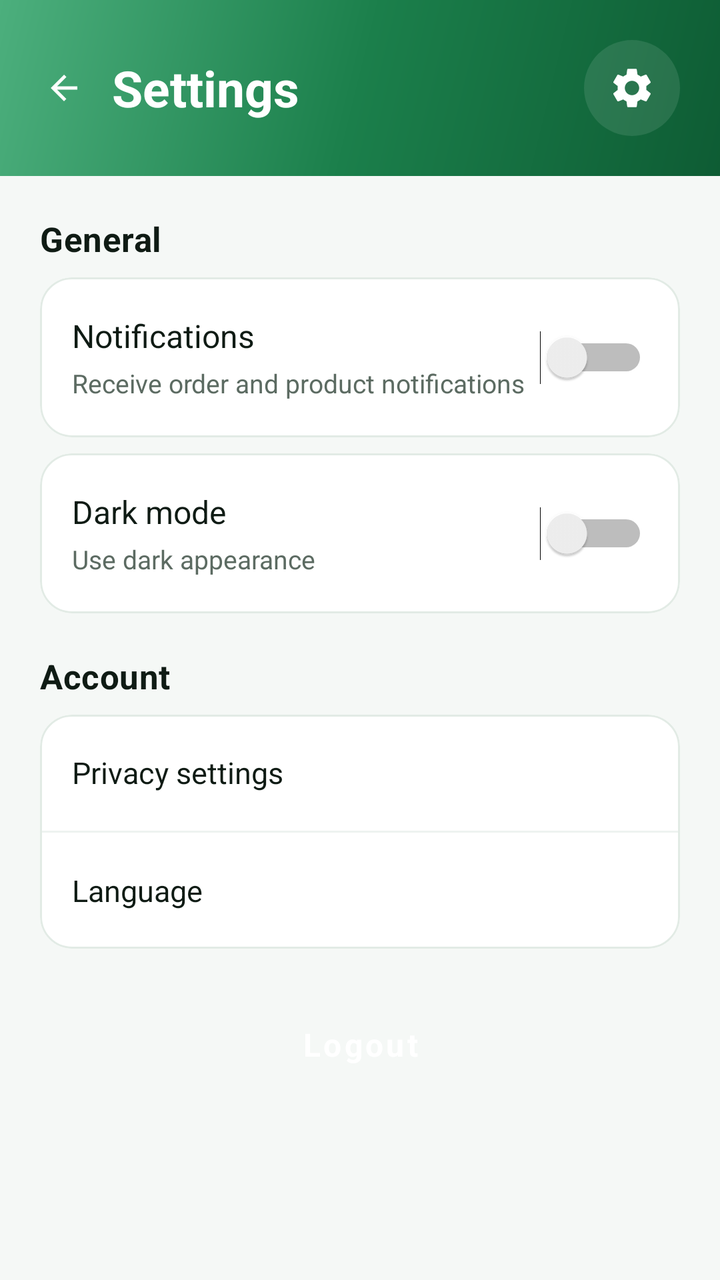
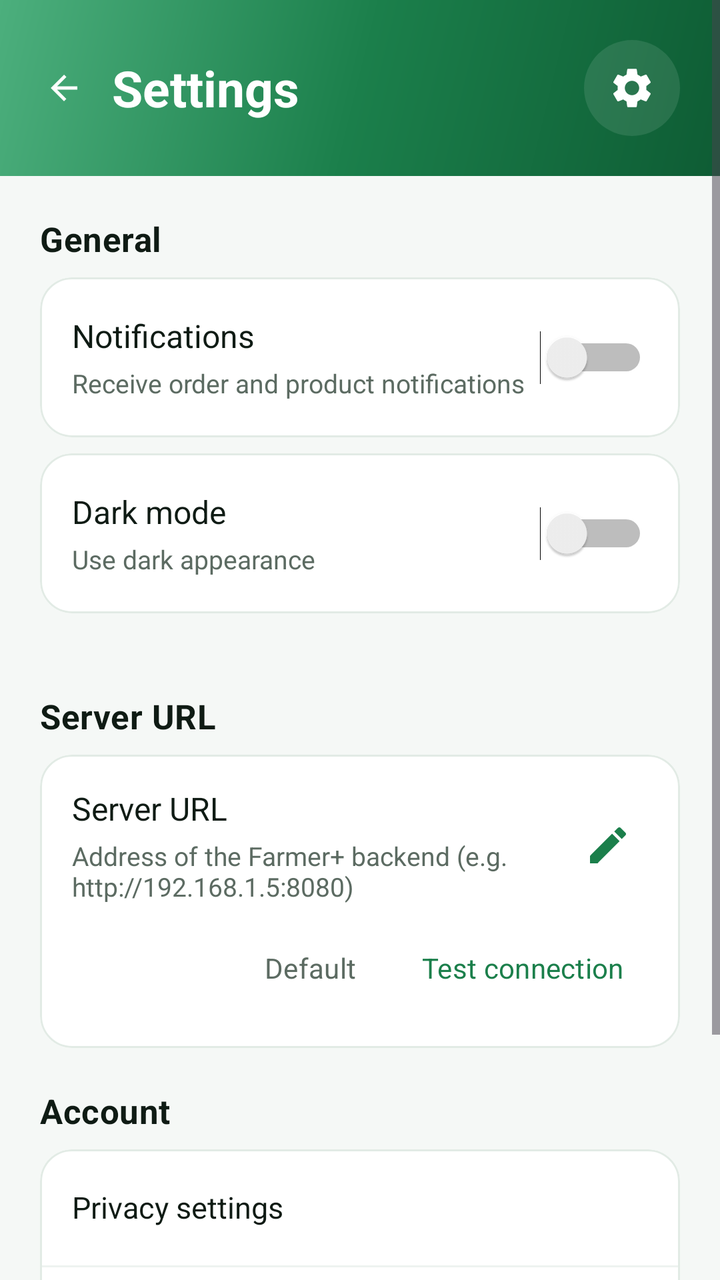

Screens rendered from an Android XML layout before and after an edit, with the pre-edit source and the edit as a unified diff.
<!-- AndroidManifest.xml: application theme Theme.farmer -->
<!-- res/layout/activity_settings.xml -->
<?xml version="1.0" encoding="utf-8"?>
<ScrollView
    xmlns:android="http://schemas.android.com/apk/res/android"
    xmlns:app="http://schemas.android.com/apk/res-auto"
    android:layout_width="match_parent"
    android:layout_height="match_parent"
    android:background="@color/background"
    android:fillViewport="true">

    <LinearLayout
        android:layout_width="match_parent"
        android:layout_height="wrap_content"
        android:orientation="vertical">

        
        <LinearLayout
            android:layout_width="match_parent"
            android:layout_height="wrap_content"
            android:background="@drawable/bg_gradient_hero"
            android:gravity="center_vertical"
            android:orientation="horizontal"
            android:paddingHorizontal="@dimen/screen_padding"
            android:paddingTop="@dimen/space_xl"
            android:paddingBottom="@dimen/space_xl">

            <ImageView
                android:id="@+id/back_button"
                android:layout_width="24dp"
                android:layout_height="24dp"
                android:background="?attr/selectableItemBackgroundBorderless"
                android:contentDescription="@string/navigate_back"
                android:padding="@dimen/space_xxs"
                android:src="@drawable/ic_arrow_back"
                app:tint="@color/white" />

            <TextView
                android:layout_width="0dp"
                android:layout_height="wrap_content"
                android:layout_marginStart="@dimen/space_md"
                android:layout_weight="1"
                android:fontFamily="sans-serif-medium"
                android:text="@string/settings_title"
                android:textColor="@color/white"
                android:textSize="25sp"
                android:textStyle="bold" />

            <FrameLayout
                android:layout_width="48dp"
                android:layout_height="48dp">

                <View
                    android:layout_width="48dp"
                    android:layout_height="48dp"
                    android:background="@drawable/bg_circle_white_glass" />

                <ImageView
                    android:layout_width="24dp"
                    android:layout_height="24dp"
                    android:layout_gravity="center"
                    android:contentDescription="@null"
                    android:src="@drawable/ic_settings"
                    app:tint="@color/white" />
            </FrameLayout>
        </LinearLayout>

        <LinearLayout
            android:layout_width="match_parent"
            android:layout_height="wrap_content"
            android:orientation="vertical"
            android:paddingHorizontal="@dimen/screen_padding"
            android:paddingTop="@dimen/space_xl"
            android:paddingBottom="@dimen/space_2xl">

            
            <TextView
                style="@style/Text.Section"
                android:layout_width="wrap_content"
                android:layout_height="wrap_content"
                android:layout_marginBottom="@dimen/space_sm"
                android:text="@string/settings_general" />

            <com.google.android.material.card.MaterialCardView
                android:layout_width="match_parent"
                android:layout_height="wrap_content"
                android:layout_marginBottom="@dimen/space_sm"
                app:cardBackgroundColor="@color/surface"
                app:cardCornerRadius="@dimen/radius_md"
                app:cardElevation="0dp"
                app:strokeColor="@color/border"
                app:strokeWidth="1dp">

                <LinearLayout
                    android:layout_width="match_parent"
                    android:layout_height="wrap_content"
                    android:gravity="center_vertical"
                    android:orientation="horizontal"
                    android:padding="@dimen/space_lg">

                    <LinearLayout
                        android:layout_width="0dp"
                        android:layout_height="wrap_content"
                        android:layout_weight="1"
                        android:orientation="vertical">

                        <TextView
                            android:layout_width="wrap_content"
                            android:layout_height="wrap_content"
                            android:fontFamily="sans-serif-medium"
                            android:text="@string/notifications"
                            android:textColor="@color/text_primary"
                            android:textSize="16sp" />

                        <TextView
                            android:layout_width="wrap_content"
                            android:layout_height="wrap_content"
                            android:layout_marginTop="@dimen/space_xs"
                            android:text="@string/notifications_subtitle"
                            android:textColor="@color/text_secondary"
                            android:textSize="13sp" />

                    </LinearLayout>

                    <Switch
                        android:id="@+id/notification_switch"
                        android:layout_width="wrap_content"
                        android:layout_height="wrap_content"
                        android:minWidth="48dp"
                        android:minHeight="48dp" />

                </LinearLayout>
            </com.google.android.material.card.MaterialCardView>

            <com.google.android.material.card.MaterialCardView
                android:layout_width="match_parent"
                android:layout_height="wrap_content"
                android:layout_marginBottom="@dimen/space_xl"
                app:cardBackgroundColor="@color/surface"
                app:cardCornerRadius="@dimen/radius_md"
                app:cardElevation="0dp"
                app:strokeColor="@color/border"
                app:strokeWidth="1dp">

                <LinearLayout
                    android:layout_width="match_parent"
                    android:layout_height="wrap_content"
                    android:gravity="center_vertical"
                    android:orientation="horizontal"
                    android:padding="@dimen/space_lg">

                    <LinearLayout
                        android:layout_width="0dp"
                        android:layout_height="wrap_content"
                        android:layout_weight="1"
                        android:orientation="vertical">

                        <TextView
                            android:layout_width="wrap_content"
                            android:layout_height="wrap_content"
                            android:fontFamily="sans-serif-medium"
                            android:text="@string/dark_mode"
                            android:textColor="@color/text_primary"
                            android:textSize="16sp" />

                        <TextView
                            android:layout_width="wrap_content"
                            android:layout_height="wrap_content"
                            android:layout_marginTop="@dimen/space_xs"
                            android:text="@string/dark_mode_subtitle"
                            android:textColor="@color/text_secondary"
                            android:textSize="13sp" />

                    </LinearLayout>

                    <Switch
                        android:id="@+id/dark_mode_switch"
                        android:layout_width="wrap_content"
                        android:layout_height="wrap_content"
                        android:minWidth="48dp"
                        android:minHeight="48dp" />

                </LinearLayout>
            </com.google.android.material.card.MaterialCardView>

            
            <TextView
                style="@style/Text.Section"
                android:layout_width="wrap_content"
                android:layout_height="wrap_content"
                android:layout_marginBottom="@dimen/space_sm"
                android:text="@string/settings_account" />

            <com.google.android.material.card.MaterialCardView
                android:layout_width="match_parent"
                android:layout_height="wrap_content"
                android:layout_marginBottom="@dimen/space_md"
                app:cardBackgroundColor="@color/surface"
                app:cardCornerRadius="@dimen/radius_md"
                app:cardElevation="0dp"
                app:strokeColor="@color/border"
                app:strokeWidth="1dp">

                <LinearLayout
                    android:layout_width="match_parent"
                    android:layout_height="wrap_content"
                    android:orientation="vertical">

                    <Button
                        android:id="@+id/privacy"
                        android:layout_width="match_parent"
                        android:layout_height="@dimen/input_height"
                        android:background="?attr/selectableItemBackground"
                        android:gravity="start|center_vertical"
                        android:paddingHorizontal="@dimen/space_lg"
                        android:text="@string/privacy_settings"
                        android:textAllCaps="false"
                        android:textColor="@color/text_primary"
                        android:textSize="15sp" />

                    <View
                        android:layout_width="match_parent"
                        android:layout_height="1dp"
                        android:background="@color/divider" />

                    <Button
                        android:id="@+id/language_button"
                        android:layout_width="match_parent"
                        android:layout_height="@dimen/input_height"
                        android:background="?attr/selectableItemBackground"
                        android:gravity="start|center_vertical"
                        android:paddingHorizontal="@dimen/space_lg"
                        android:text="@string/language"
                        android:textAllCaps="false"
                        android:textColor="@color/text_primary"
                        android:textSize="15sp" />

                </LinearLayout>
            </com.google.android.material.card.MaterialCardView>

            
            <Button
                android:id="@+id/settings_logout_button"
                style="@style/Widget.Farmer.Button.Danger"
                android:layout_width="match_parent"
                android:layout_marginTop="@dimen/space_sm"
                android:text="@string/logout" />

        </LinearLayout>
    </LinearLayout>

</ScrollView>
<!-- resources referenced by this layout -->
<resources>
  <color name="background">#F5F8F6</color>
  <color name="border">#E2EBE5</color>
  <color name="divider">#EEF3F0</color>
  <color name="surface">#FFFFFF</color>
  <color name="text_primary">#0F1B14</color>
  <color name="text_secondary">#5C6B62</color>
  <color name="white">#FFFFFFFF</color>
  <dimen name="input_height">58dp</dimen>
  <dimen name="radius_md">16dp</dimen>
  <dimen name="screen_padding">20dp</dimen>
  <dimen name="space_2xl">24dp</dimen>
  <dimen name="space_lg">16dp</dimen>
  <dimen name="space_md">12dp</dimen>
  <dimen name="space_sm">8dp</dimen>
  <dimen name="space_xl">20dp</dimen>
  <dimen name="space_xs">4dp</dimen>
  <dimen name="space_xxs">2dp</dimen>
  <!-- drawable bg_circle_white_glass (drawable) -->
  <?xml version="1.0" encoding="utf-8"?>
  <shape xmlns:android="http://schemas.android.com/apk/res/android"
      android:shape="oval">
      <solid android:color="@color/overlay_light" />
  </shape>
  <!-- drawable ic_arrow_back (drawable) -->
  <vector xmlns:android="http://schemas.android.com/apk/res/android"
      android:width="24dp"
      android:height="24dp"
      android:viewportWidth="24"
      android:viewportHeight="24">
      <path
          android:fillColor="@color/text_primary"
          android:pathData="M20,11L7.83,11l5.59,-5.59L12,4l-8,8 8,8 1.41,-1.41L7.83,13L20,13v-2z" />
  </vector>
  <string name="dark_mode">Dark mode</string>
  <string name="dark_mode_subtitle">Use dark appearance</string>
  <string name="language">Language</string>
  <string name="logout">Logout</string>
  <string name="navigate_back">Navigate back</string>
  <string name="notifications">Notifications</string>
  <string name="notifications_subtitle">Receive order and product notifications</string>
  <string name="privacy_settings">Privacy settings</string>
  <string name="settings_account">Account</string>
  <string name="settings_general">General</string>
  <string name="settings_title">Settings</string>
  <style name="Text.Section" parent="TextAppearance.MaterialComponents.Subtitle1">
          <item name="android:textColor">@color/text_primary</item>
          <item name="android:textSize">17sp</item>
          <item name="android:textStyle">bold</item>
      </style>
  <style name="Theme.farmer" parent="Base.Theme.farmer">
      </style>
  <color name="overlay_light">#1AFFFFFF</color>
  <color name="primary_dark">#0E5C34</color>
  <color name="primary">#1B7F4B</color>
  <color name="primary_light">#4CAF7D</color>
  <dimen name="button_height">56dp</dimen>
  <color name="danger">#E5484D</color>
  <color name="text_on_primary">#FFFFFF</color>
  <color name="accent">#F5A623</color>
  <color name="accent_dark">#D88A0A</color>
  <color name="surface_muted">#EDF2EF</color>
  <style name="Widget.Farmer.BottomNav" parent="Widget.MaterialComponents.BottomNavigationView.Colored">
          <item name="itemIconTint">@color/selector_bottom_nav</item>
          <item name="itemTextColor">@color/selector_bottom_nav</item>
          <item name="itemActiveIndicatorStyle">@null</item>
          <item name="backgroundTint">@color/surface</item>
      </style>
  <!-- unchanged entries left out for length: 5 -->
</resources>

<!-- the commit's change to res/layout/activity_settings.xml (unified diff, before → after) -->
@@ -186,6 +186,106 @@
                 style="@style/Text.Section"
                 android:layout_width="wrap_content"
                 android:layout_height="wrap_content"
+                android:layout_marginTop="@dimen/space_xl"
+                android:layout_marginBottom="@dimen/space_sm"
+                android:text="@string/server_url_title" />
+
+            <com.google.android.material.card.MaterialCardView
+                android:layout_width="match_parent"
+                android:layout_height="wrap_content"
+                android:layout_marginBottom="@dimen/space_xl"
+                app:cardBackgroundColor="@color/surface"
+                app:cardCornerRadius="@dimen/radius_md"
+                app:cardElevation="0dp"
+                app:strokeColor="@color/border"
+                app:strokeWidth="1dp">
+
+                <LinearLayout
+                    android:layout_width="match_parent"
+                    android:layout_height="wrap_content"
+                    android:orientation="vertical"
+                    android:padding="@dimen/space_lg">
+
+                    <LinearLayout
+                        android:layout_width="match_parent"
+                        android:layout_height="wrap_content"
+                        android:gravity="center_vertical"
+                        android:orientation="horizontal">
+
+                        <LinearLayout
+                            android:layout_width="0dp"
+                            android:layout_height="wrap_content"
+                            android:layout_weight="1"
+                            android:orientation="vertical">
+
+                            <TextView
+                                android:layout_width="wrap_content"
+                                android:layout_height="wrap_content"
+                                android:fontFamily="sans-serif-medium"
+                                android:text="@string/server_url_title"
+                                android:textColor="@color/text_primary"
+                                android:textSize="16sp" />
+
+                            <TextView
+                                android:id="@+id/server_url_current"
+                                android:layout_width="wrap_content"
+                                android:layout_height="wrap_content"
+                                android:layout_marginTop="@dimen/space_xs"
+                                android:ellipsize="end"
+                                android:maxLines="2"
+                                android:text="@string/server_url_subtitle"
+                                android:textColor="@color/text_secondary"
+                                android:textSize="13sp" />
+
+                        </LinearLayout>
+
+                        <ImageView
+                            android:id="@+id/server_url_edit"
+                            android:layout_width="40dp"
+                            android:layout_height="40dp"
+                            android:background="?attr/selectableItemBackgroundBorderless"
+                            android:contentDescription="@string/server_url_title"
+                            android:scaleType="center"
+                            android:src="@drawable/ic_edit"
+                            app:tint="@color/primary" />
+
+                    </LinearLayout>
+
+                    <LinearLayout
+                        android:layout_width="match_parent"
+                        android:layout_height="wrap_content"
+                        android:layout_marginTop="@dimen/space_sm"
+                        android:gravity="end"
+                        android:orientation="horizontal">
+
+                        <Button
+                            android:id="@+id/server_url_reset"
+                            style="@style/Widget.Material3.Button.TextButton"
+                            android:layout_width="wrap_content"
+                            android:layout_height="wrap_content"
+                            android:text="@string/server_url_default"
+                            android:textAllCaps="false"
+                            android:textColor="@color/text_secondary" />
+
+                        <Button
+                            android:id="@+id/server_url_test"
+                            style="@style/Widget.Material3.Button.TextButton"
+                            android:layout_width="wrap_content"
+                            android:layout_height="wrap_content"
+                            android:text="@string/server_url_test"
+                            android:textAllCaps="false"
+                            android:textColor="@color/primary" />
+
+                    </LinearLayout>
+
+                </LinearLayout>
+            </com.google.android.material.card.MaterialCardView>
+
+            
+            <TextView
+                style="@style/Text.Section"
+                android:layout_width="wrap_content"
+                android:layout_height="wrap_content"
                 android:layout_marginBottom="@dimen/space_sm"
                 android:text="@string/settings_account" />
 
<!-- resource entries referenced after the edit -->
@@ -33,6 +33,16 @@
           android:fillColor="@color/text_primary"
           android:pathData="M20,11L7.83,11l5.59,-5.59L12,4l-8,8 8,8 1.41,-1.41L7.83,13L20,13v-2z" />
   </vector>
+  <!-- drawable ic_edit (drawable) -->
+  <vector xmlns:android="http://schemas.android.com/apk/res/android"
+      android:width="24dp"
+      android:height="24dp"
+      android:viewportWidth="24"
+      android:viewportHeight="24">
+      <path
+          android:fillColor="@color/primary"
+          android:pathData="M3,17.25V21h3.75L17.81,9.94l-3.75,-3.75L3,17.25zM20.71,7.04c0.39,-0.39 0.39,-1.02 0,-1.41l-2.34,-2.34c-0.39,-0.39 -1.02,-0.39 -1.41,0l-1.83,1.83 3.75,3.75 1.83,-1.83z" />
+  </vector>
   <string name="dark_mode">Dark mode</string>
   <string name="dark_mode_subtitle">Use dark appearance</string>
   <string name="language">Language</string>
@@ -41,6 +51,10 @@
   <string name="notifications">Notifications</string>
   <string name="notifications_subtitle">Receive order and product notifications</string>
   <string name="privacy_settings">Privacy settings</string>
+  <string name="server_url_default">Default</string>
+  <string name="server_url_subtitle">Address of the Farmer+ backend (e.g. http://192.168.1.5:8080)</string>
+  <string name="server_url_test">Test connection</string>
+  <string name="server_url_title">Server URL</string>
   <string name="settings_account">Account</string>
   <string name="settings_general">General</string>
   <string name="settings_title">Settings</string>
